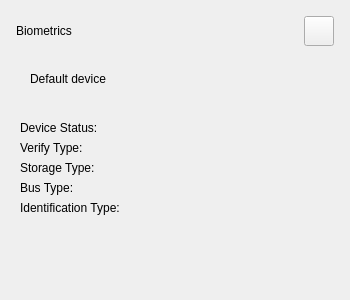
ukui/ukui-control-center, file plugins/account/userinfo/biometricmoreinfo.ui: the form before one commit.
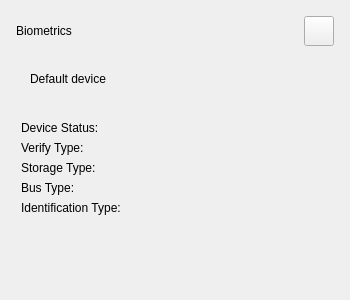
The form after the commit. Custom widgets are drawn as their Qt base class.

The edit to the form file:
```diff
--- a/plugins/account/userinfo/biometricmoreinfo.ui
+++ b/plugins/account/userinfo/biometricmoreinfo.ui
@@ -225,6 +225,18 @@
           </item>
           <item row="1" column="1">
            <widget class="FixLabel" name="bioVerifyTypeLbl">
+            <property name="minimumSize">
+             <size>
+              <width>150</width>
+              <height>0</height>
+             </size>
+            </property>
+            <property name="maximumSize">
+             <size>
+              <width>150</width>
+              <height>16777215</height>
+             </size>
+            </property>
             <property name="text">
              <string/>
             </property>
@@ -246,6 +258,18 @@
           </item>
           <item row="4" column="0">
            <widget class="FixLabel" name="label_8">
+            <property name="minimumSize">
+             <size>
+              <width>150</width>
+              <height>0</height>
+             </size>
+            </property>
+            <property name="maximumSize">
+             <size>
+              <width>150</width>
+              <height>16777215</height>
+             </size>
+            </property>
             <property name="text">
              <string>Identification Type:</string>
             </property>
```
